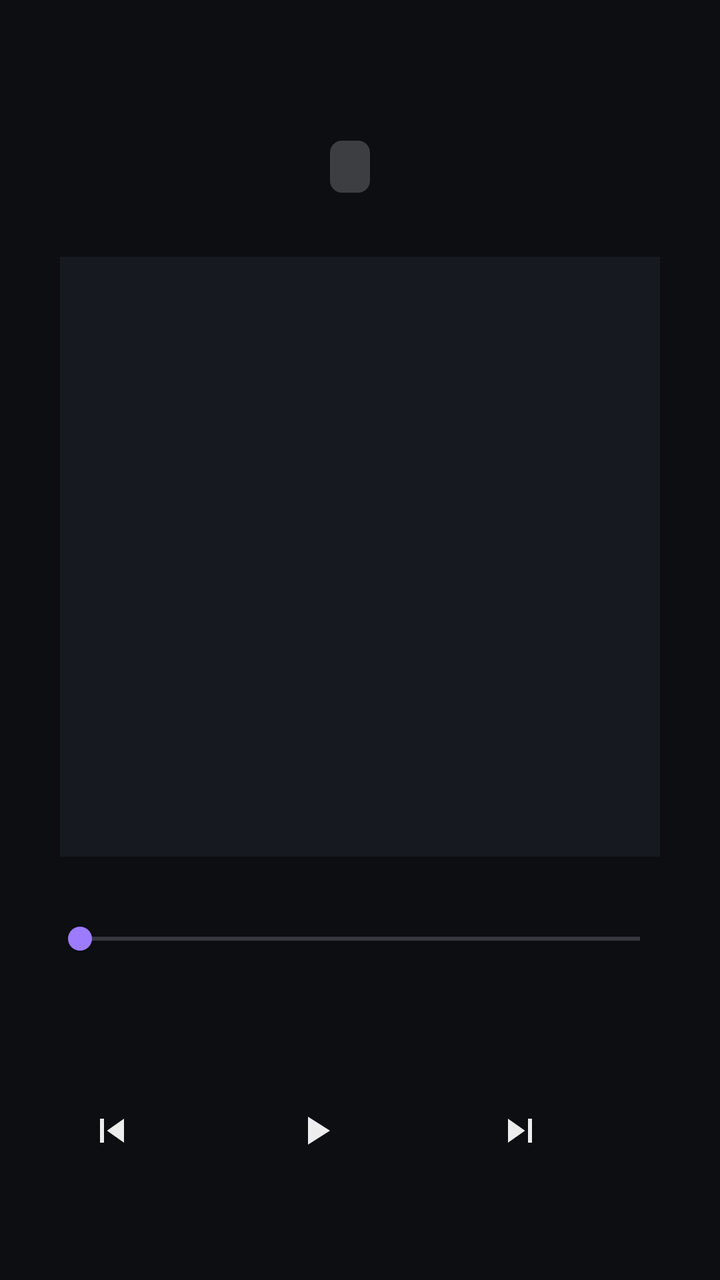
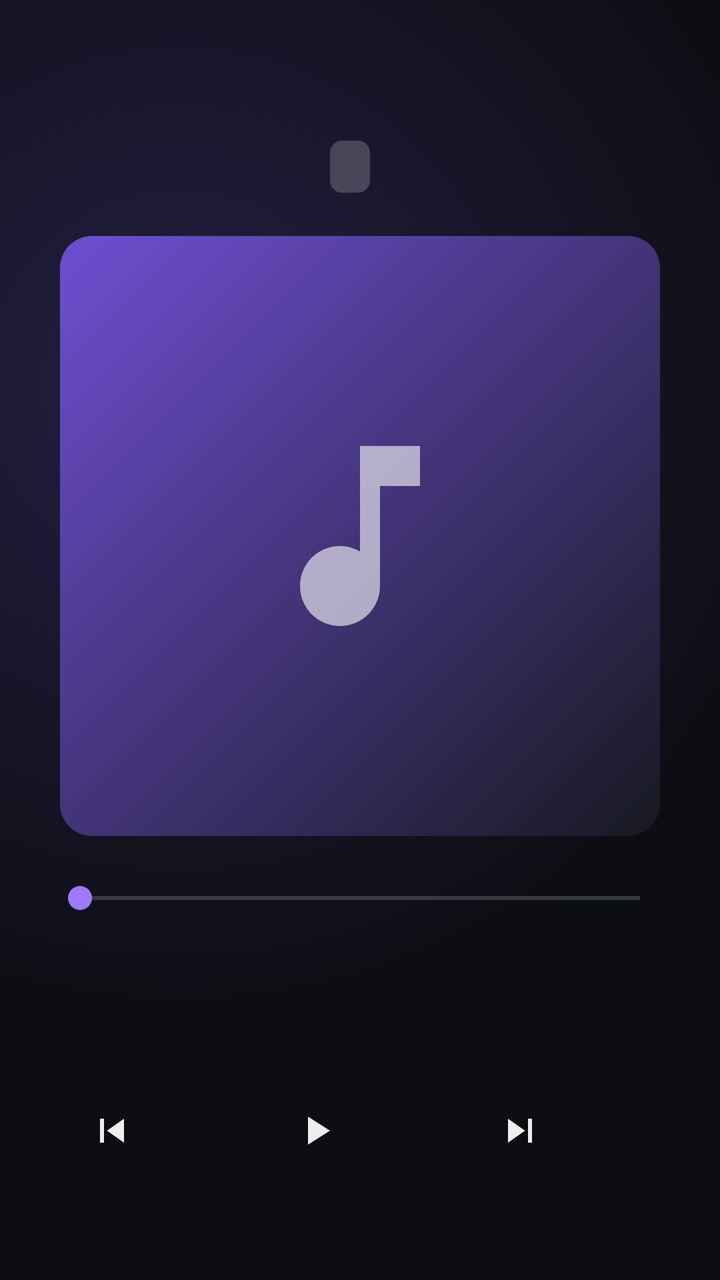

An Android layout rendered at two revisions. The XML below is the earlier revision; the diff shows what the commit changed to produce the second picture.
<!-- AndroidManifest.xml: application theme Theme.Music115 -->
<!-- res/layout/fragment_player.xml -->
<?xml version="1.0" encoding="utf-8"?>
<FrameLayout xmlns:android="http://schemas.android.com/apk/res/android"
    android:layout_width="match_parent"
    android:layout_height="match_parent">

    
    <ImageView
        android:id="@+id/player_background"
        android:layout_width="match_parent"
        android:layout_height="match_parent"
        android:scaleType="centerCrop"
        android:contentDescription="模糊封面背景" />

    <View
        android:id="@+id/player_scrim"
        android:layout_width="match_parent"
        android:layout_height="match_parent"
        android:background="#730D0E12" />

    <LinearLayout
        android:layout_width="match_parent"
        android:layout_height="match_parent"
        android:orientation="vertical"
        android:padding="24dp">

        
        <TextView
            android:id="@+id/track_title"
            android:layout_width="match_parent"
            android:layout_height="wrap_content"
            android:gravity="center"
            android:textSize="30sp"
            android:textColor="@color/text_primary"
            android:maxLines="1"
            android:ellipsize="end" />

        <LinearLayout
            android:layout_width="wrap_content"
            android:layout_height="wrap_content"
            android:layout_gravity="center_horizontal"
            android:layout_marginTop="6dp"
            android:orientation="horizontal"
            android:gravity="center_vertical">

            <TextView
                android:id="@+id/format_badge"
                android:layout_width="wrap_content"
                android:layout_height="26dp"
                android:gravity="center"
                android:paddingStart="10dp"
                android:paddingEnd="10dp"
                android:textSize="13sp"
                android:textColor="@color/text_primary"
                android:background="@drawable/bg_badge" />

            <TextView
                android:id="@+id/track_artist"
                android:layout_width="wrap_content"
                android:layout_height="wrap_content"
                android:layout_marginStart="10dp"
                android:textSize="19sp"
                android:textColor="@color/text_secondary"
                android:maxLines="1"
                android:ellipsize="end" />
        </LinearLayout>

        
        <LinearLayout
            android:layout_width="match_parent"
            android:layout_height="0dp"
            android:layout_weight="1"
            android:layout_marginTop="12dp"
            android:layout_marginBottom="12dp"
            android:orientation="horizontal"
            android:gravity="center"
            android:clipChildren="false">

            <ImageView
                android:id="@+id/artwork"
                android:layout_width="300dp"
                android:layout_height="300dp"
                android:scaleType="centerCrop"
                android:background="@color/surface"
                android:contentDescription="专辑封面" />

            <ScrollView
                android:id="@+id/lyrics_scroll"
                android:layout_width="0dp"
                android:layout_height="match_parent"
                android:layout_weight="1"
                android:layout_marginStart="28dp"
                android:background="#E6171921"
                android:visibility="gone"
                android:focusable="false"
                android:fillViewport="true">

                <TextView
                    android:id="@+id/lyrics_text"
                    android:layout_width="match_parent"
                    android:layout_height="wrap_content"
                    android:padding="20dp"
                    android:textSize="18sp"
                    android:lineSpacingExtra="8dp"
                    android:textColor="@color/text_secondary" />
            </ScrollView>
        </LinearLayout>

        
        <SeekBar
            android:id="@+id/seekbar"
            android:layout_width="match_parent"
            android:layout_height="wrap_content"
            android:focusable="true"
            android:nextFocusUp="@+id/button_play_pause"
            android:nextFocusDown="@+id/button_play_pause" />

        <LinearLayout
            android:layout_width="match_parent"
            android:layout_height="wrap_content"
            android:orientation="horizontal">

            <TextView
                android:id="@+id/time_elapsed"
                android:layout_width="0dp"
                android:layout_height="wrap_content"
                android:layout_weight="1"
                android:textSize="15sp"
                android:textColor="@color/text_secondary" />

            <TextView
                android:id="@+id/time_total"
                android:layout_width="wrap_content"
                android:layout_height="wrap_content"
                android:textSize="15sp"
                android:textColor="@color/text_secondary" />
        </LinearLayout>

        <LinearLayout
            android:layout_width="wrap_content"
            android:layout_height="wrap_content"
            android:layout_gravity="center_horizontal"
            android:layout_marginTop="16dp"
            android:orientation="horizontal"
            android:gravity="center_vertical">

            <ImageButton
                android:id="@+id/button_prev"
                android:layout_width="64dp"
                android:layout_height="64dp"
                android:src="@drawable/ic_prev"
                android:background="@drawable/bg_list_item"
                android:nextFocusUp="@id/seekbar"
                android:contentDescription="上一曲" />

            <ImageButton
                android:id="@+id/button_play_pause"
                android:layout_width="84dp"
                android:layout_height="84dp"
                android:layout_marginStart="28dp"
                android:layout_marginEnd="28dp"
                android:src="@drawable/ic_play"
                android:background="@drawable/bg_list_item"
                android:nextFocusUp="@id/seekbar"
                android:nextFocusDown="@id/seekbar"
                android:contentDescription="播放/暂停">

                <requestFocus />
            </ImageButton>

            <ImageButton
                android:id="@+id/button_next"
                android:layout_width="64dp"
                android:layout_height="64dp"
                android:src="@drawable/ic_next"
                android:background="@drawable/bg_list_item"
                android:nextFocusUp="@id/seekbar"
                android:contentDescription="下一曲" />

            <Button
                android:id="@+id/button_mode"
                android:layout_width="wrap_content"
                android:layout_height="wrap_content"
                android:layout_marginStart="36dp"
                android:nextFocusUp="@id/seekbar"
                android:text="顺序播放" />

            <Button
                android:id="@+id/button_quality"
                android:layout_width="wrap_content"
                android:layout_height="wrap_content"
                android:layout_marginStart="16dp"
                android:nextFocusUp="@id/seekbar"
                android:text="音质" />
        </LinearLayout>
    </LinearLayout>
</FrameLayout>
<!-- resources referenced by this layout -->
<resources>
  <color name="surface">#FF171921</color>
  <color name="text_primary">#FFF2F0F7</color>
  <color name="text_secondary">#FF9A97A8</color>
  <!-- drawable bg_badge (drawable) -->
  <?xml version="1.0" encoding="utf-8"?>
  <shape xmlns:android="http://schemas.android.com/apk/res/android" android:shape="rectangle">
      <solid android:color="#33FFFFFF" />
      <corners android:radius="6dp" />
  </shape>
  <!-- drawable ic_next (drawable) -->
  <?xml version="1.0" encoding="utf-8"?>
  <vector xmlns:android="http://schemas.android.com/apk/res/android"
      android:width="24dp" android:height="24dp"
      android:viewportWidth="24" android:viewportHeight="24">
      <path android:fillColor="#EDEDED" android:pathData="M16,6h2v12h-2zM6,18l8.5,-6L6,6z" />
  </vector>
  <!-- drawable ic_play (drawable) -->
  <?xml version="1.0" encoding="utf-8"?>
  <vector xmlns:android="http://schemas.android.com/apk/res/android"
      android:width="24dp" android:height="24dp"
      android:viewportWidth="24" android:viewportHeight="24">
      <path android:fillColor="#EDEDED" android:pathData="M8,5v14l11,-7z" />
  </vector>
  <!-- drawable ic_prev (drawable) -->
  <?xml version="1.0" encoding="utf-8"?>
  <vector xmlns:android="http://schemas.android.com/apk/res/android"
      android:width="24dp" android:height="24dp"
      android:viewportWidth="24" android:viewportHeight="24">
      <path android:fillColor="#EDEDED" android:pathData="M6,6h2v12L6,18zM9.5,12l8.5,6L18,6z" />
  </vector>
  <style name="Theme.Music115" parent="Theme.AppCompat.NoActionBar">
          <item name="android:windowBackground">@color/background</item>
          <item name="android:colorBackground">@color/background</item>
          <item name="colorPrimary">@color/accent</item>
          <item name="colorAccent">@color/accent</item>
          <item name="android:textColorPrimary">@color/text_primary</item>
          <item name="android:textColorSecondary">@color/text_secondary</item>
          <item name="android:windowAnimationStyle">@null</item>
      </style>
  <color name="surface_focused">#FF2B2440</color>
  <color name="accent">#FF9C7BFF</color>
  <color name="background">#FF0D0E12</color>
  <!-- unchanged entries left out for length: 1 -->
</resources>

<!-- the commit's change to res/layout/fragment_player.xml (unified diff, before → after) -->
@@ -9,6 +9,7 @@
         android:layout_width="match_parent"
         android:layout_height="match_parent"
         android:scaleType="centerCrop"
+        android:src="@drawable/bg_player_default"
         android:contentDescription="模糊封面背景" />
 
     <View
@@ -75,34 +76,30 @@
             android:gravity="center"
             android:clipChildren="false">
 
+            
             <ImageView
                 android:id="@+id/artwork"
                 android:layout_width="300dp"
                 android:layout_height="300dp"
                 android:scaleType="centerCrop"
-                android:background="@color/surface"
+                android:background="@drawable/artwork_placeholder"
                 android:contentDescription="专辑封面" />
 
-            <ScrollView
-                android:id="@+id/lyrics_scroll"
+            
+            <androidx.recyclerview.widget.RecyclerView
+                android:id="@+id/lyrics_list"
                 android:layout_width="0dp"
                 android:layout_height="match_parent"
                 android:layout_weight="1"
-                android:layout_marginStart="28dp"
-                android:background="#E6171921"
-                android:visibility="gone"
+                android:layout_marginStart="40dp"
+                android:clipToPadding="false"
                 android:focusable="false"
-                android:fillViewport="true">
-
-                <TextView
-                    android:id="@+id/lyrics_text"
-                    android:layout_width="match_parent"
-                    android:layout_height="wrap_content"
-                    android:padding="20dp"
-                    android:textSize="18sp"
-                    android:lineSpacingExtra="8dp"
-                    android:textColor="@color/text_secondary" />
-            </ScrollView>
+                android:focusableInTouchMode="false"
+                android:descendantFocusability="blocksDescendants"
+                android:overScrollMode="never"
+                android:requiresFadingEdge="vertical"
+                android:fadingEdgeLength="96dp"
+                android:visibility="gone" />
         </LinearLayout>
 
         
@@ -112,7 +109,10 @@
             android:layout_height="wrap_content"
             android:focusable="true"
             android:nextFocusUp="@+id/button_play_pause"
-            android:nextFocusDown="@+id/button_play_pause" />
+            android:nextFocusDown="@+id/button_play_pause">
+
+            <requestFocus />
+        </SeekBar>
 
         <LinearLayout
             android:layout_width="match_parent"
@@ -128,9 +128,20 @@
                 android:textColor="@color/text_secondary" />
 
             <TextView
+                android:id="@+id/seek_hint"
+                android:layout_width="wrap_content"
+                android:layout_height="wrap_content"
+                android:text="◀ ▶ 快退/快进（按住加速）　OK 暂停/播放　▼ 更多"
+                android:textSize="14sp"
+                android:textColor="@color/text_secondary"
+                android:visibility="invisible" />
+
+            <TextView
                 android:id="@+id/time_total"
-                android:layout_width="wrap_content"
-                android:layout_height="wrap_content"
+                android:layout_width="0dp"
+                android:layout_height="wrap_content"
+                android:layout_weight="1"
+                android:gravity="end"
                 android:textSize="15sp"
                 android:textColor="@color/text_secondary" />
         </LinearLayout>
@@ -161,11 +172,7 @@
                 android:src="@drawable/ic_play"
                 android:background="@drawable/bg_list_item"
                 android:nextFocusUp="@id/seekbar"
-                android:nextFocusDown="@id/seekbar"
-                android:contentDescription="播放/暂停">
-
-                <requestFocus />
-            </ImageButton>
+                android:contentDescription="播放/暂停" />
 
             <ImageButton
                 android:id="@+id/button_next"
<!-- resource entries referenced after the edit -->
@@ -1,13 +1,53 @@
 <!-- resources referenced by this layout -->
 <resources>
   <color name="surface">#FF171921</color>
+  <!-- drawable ic_note_placeholder (drawable) -->
+  <?xml version="1.0" encoding="utf-8"?>
+  <vector xmlns:android="http://schemas.android.com/apk/res/android"
+      android:width="24dp"
+      android:height="24dp"
+      android:viewportWidth="24"
+      android:viewportHeight="24">
+      <path
+          android:fillColor="#99FFFFFF"
+          android:pathData="M12,3v10.55c-0.59,-0.34 -1.27,-0.55 -2,-0.55 -2.21,0 -4,1.79 -4,4s1.79,4 4,4 4,-1.79 4,-4V7h4V3h-6z" />
+  </vector>
   <color name="text_primary">#FFF2F0F7</color>
   <color name="text_secondary">#FF9A97A8</color>
+  <!-- drawable artwork_placeholder (drawable) -->
+  <?xml version="1.0" encoding="utf-8"?>
+  <layer-list xmlns:android="http://schemas.android.com/apk/res/android">
+      <item>
+          <shape android:shape="rectangle">
+              <gradient
+                  android:angle="315"
+                  android:startColor="@color/accent_deep"
+                  android:endColor="@color/surface" />
+              <corners android:radius="16dp" />
+          </shape>
+      </item>
+      <item
+          android:width="120dp"
+          android:height="120dp"
+          android:gravity="center"
+          android:drawable="@drawable/ic_note_placeholder" />
+  </layer-list>
   <!-- drawable bg_badge (drawable) -->
   <?xml version="1.0" encoding="utf-8"?>
   <shape xmlns:android="http://schemas.android.com/apk/res/android" android:shape="rectangle">
       <solid android:color="#33FFFFFF" />
       <corners android:radius="6dp" />
+  </shape>
+  <!-- drawable bg_player_default (drawable) -->
+  <?xml version="1.0" encoding="utf-8"?>
+  <shape xmlns:android="http://schemas.android.com/apk/res/android" android:shape="rectangle">
+      <gradient
+          android:type="radial"
+          android:gradientRadius="90%p"
+          android:centerX="0.25"
+          android:centerY="0.3"
+          android:startColor="#FF3A2C6B"
+          android:endColor="@color/background" />
   </shape>
   <!-- drawable ic_next (drawable) -->
   <?xml version="1.0" encoding="utf-8"?>
@@ -39,6 +79,7 @@
           <item name="android:textColorSecondary">@color/text_secondary</item>
           <item name="android:windowAnimationStyle">@null</item>
       </style>
+  <color name="accent_deep">#FF6E4FD1</color>
   <color name="surface_focused">#FF2B2440</color>
   <color name="accent">#FF9C7BFF</color>
   <color name="background">#FF0D0E12</color>
